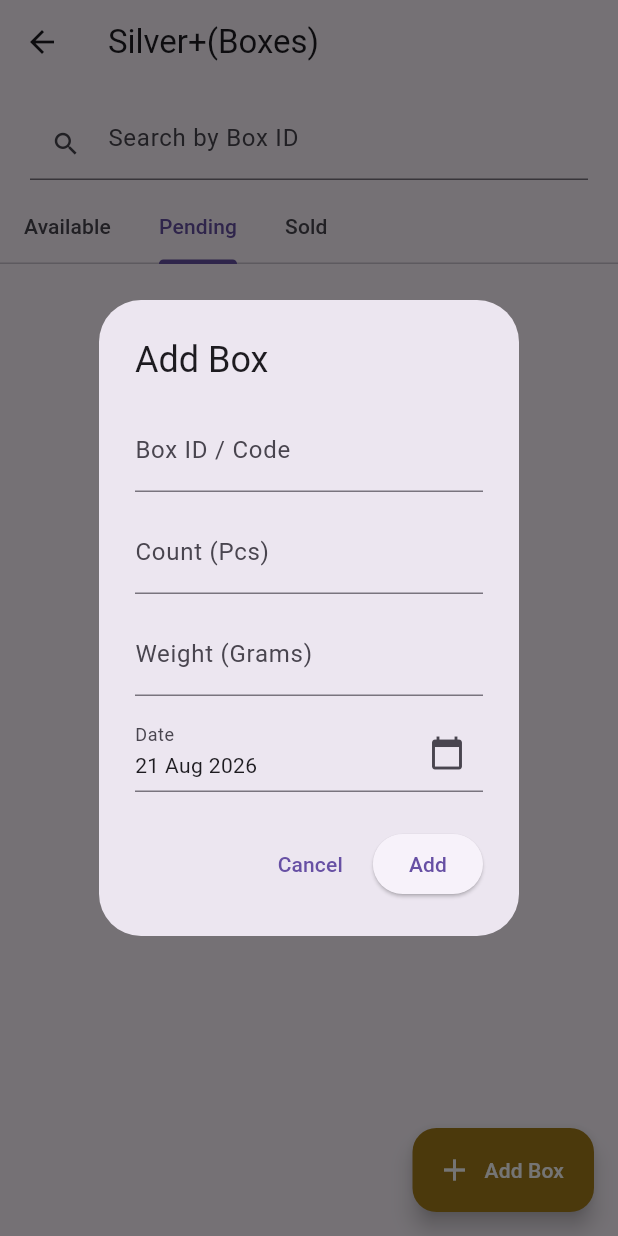
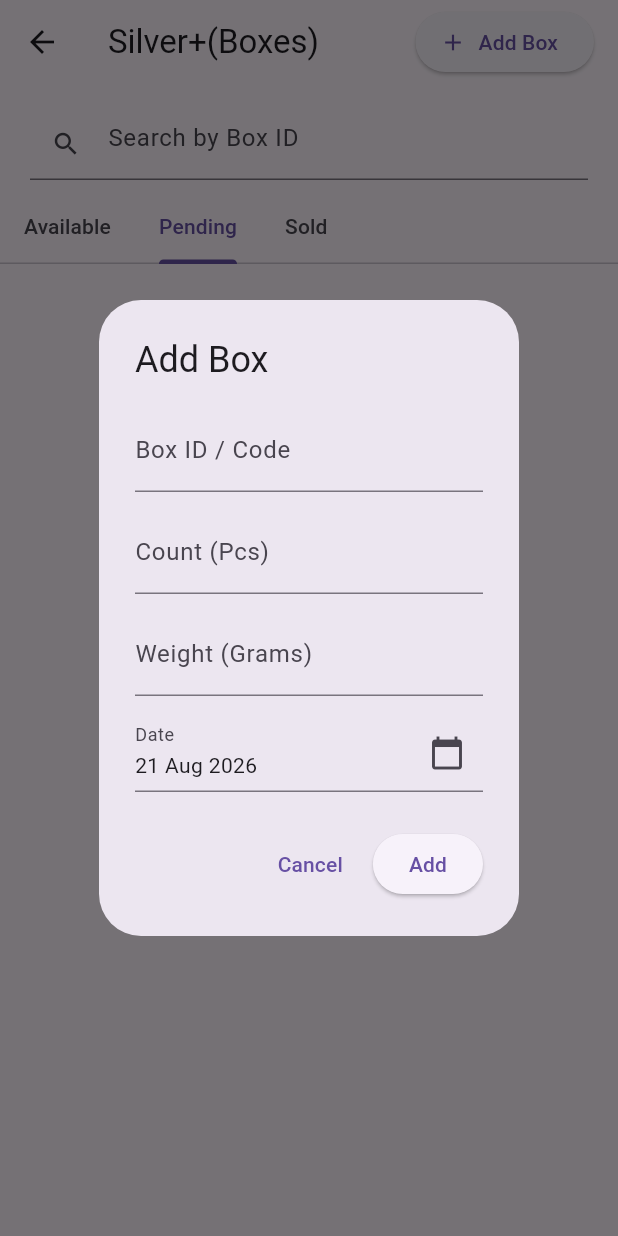
Before and after one commit to Suryaeshwaran/jewel_stock, a Flutter app: the SilverPlusScreen screen opened directly, tab 2 chosen, after a tap on "Add Box", on a phone screen of 412 x 824 dp. Run offline on Flutter 3.47's test engine with Material 3 defaults, Android fonts, the phone set to English and light mode, and no system bars; our stand-ins replace drift, file_picker; accounts and stored records are empty; generated files the repository leaves out were written again.

Commit message:
feat(silver-plus): add live total-weight footer to all 3 tabs, move Add Box FAB to AppBar

```diff
--- a/lib/features/silver_plus/presentation/screens/silver_plus_screen.dart
+++ b/lib/features/silver_plus/presentation/screens/silver_plus_screen.dart
@@ -270,13 +270,18 @@ class _SilverPlusScreenState extends State<SilverPlusScreen>
   @override
   Widget build(BuildContext context) {
     return Scaffold(
-      appBar: AppBar(title: const Text('Silver+(Boxes)')),
-      floatingActionButton: FloatingActionButton.extended(
-        backgroundColor: AppColors.gold,
-        foregroundColor: AppColors.onGold,
-        icon: const Icon(Icons.add),
+      appBar: AppBar(
+        title: const Text('Silver+(Boxes)'),
+        actions: [
+          Padding(
+            padding: const EdgeInsets.only(right: 16),
+            child: ElevatedButton.icon(
+              onPressed: _addBox,
+              icon: const Icon(Icons.add, size: 18),
               label: const Text('Add Box'),
-        onPressed: _addBox,
+            ),
+          ),
+        ],
       ),
       body: Column(
         children: [
@@ -361,8 +366,13 @@ class _AvailableTab extends StatelessWidget {
           );
         }
 
-        return ListView.separated(
-          padding: const EdgeInsets.fromLTRB(20, 12, 20, 96),
+        final totalWeight = boxes.fold<double>(0, (sum, b) => sum + b.weightGrams);
+
+        return Column(
+          children: [
+            Expanded(
+              child: ListView.separated(
+                padding: const EdgeInsets.fromLTRB(20, 12, 20, 12),
                 itemCount: boxes.length,
                 separatorBuilder: (_, __) => const SizedBox(height: 10),
                 itemBuilder: (context, index) {
@@ -381,7 +391,8 @@ class _AvailableTab extends StatelessWidget {
                               flex: 3,
                               child: Text(
                                 box.boxCode,
-                          style: theme.textTheme.titleMedium?.copyWith(color: AppColors.gold),
+                                style:
+                                    theme.textTheme.titleMedium?.copyWith(color: AppColors.gold),
                               ),
                             ),
                             Expanded(
@@ -420,6 +431,10 @@ class _AvailableTab extends StatelessWidget {
                     ),
                   );
                 },
+              ),
+            ),
+            _TotalWeightBar(totalWeight: totalWeight),
+          ],
         );
       },
     );
@@ -471,8 +486,13 @@ class _PendingTab extends StatelessWidget {
           );
         }
 
-        return ListView.separated(
-          padding: const EdgeInsets.fromLTRB(20, 12, 20, 20),
+        final totalWeight = rows.fold<double>(0, (sum, r) => sum + r.weightGrams);
+
+        return Column(
+          children: [
+            Expanded(
+              child: ListView.separated(
+                padding: const EdgeInsets.fromLTRB(20, 12, 20, 12),
                 itemCount: rows.length,
                 separatorBuilder: (_, __) => const SizedBox(height: 10),
                 itemBuilder: (context, index) {
@@ -491,7 +511,8 @@ class _PendingTab extends StatelessWidget {
                               flex: 3,
                               child: Text(
                                 row.boxCode,
-                          style: theme.textTheme.titleMedium?.copyWith(color: AppColors.gold),
+                                style:
+                                    theme.textTheme.titleMedium?.copyWith(color: AppColors.gold),
                               ),
                             ),
                             Expanded(
@@ -542,6 +563,10 @@ class _PendingTab extends StatelessWidget {
                     ),
                   );
                 },
+              ),
+            ),
+            _TotalWeightBar(totalWeight: totalWeight),
+          ],
         );
       },
     );
@@ -576,8 +601,13 @@ class _SoldTab extends StatelessWidget {
           );
         }
 
-        return ListView.separated(
-          padding: const EdgeInsets.fromLTRB(20, 12, 20, 20),
+        final totalWeight = rows.fold<double>(0, (sum, r) => sum + r.weightGrams);
+
+        return Column(
+          children: [
+            Expanded(
+              child: ListView.separated(
+                padding: const EdgeInsets.fromLTRB(20, 12, 20, 12),
                 itemCount: rows.length,
                 separatorBuilder: (_, __) => const SizedBox(height: 10),
                 itemBuilder: (context, index) {
@@ -596,7 +626,8 @@ class _SoldTab extends StatelessWidget {
                               flex: 3,
                               child: Text(
                                 row.boxCode,
-                          style: theme.textTheme.titleMedium?.copyWith(color: AppColors.gold),
+                                style:
+                                    theme.textTheme.titleMedium?.copyWith(color: AppColors.gold),
                               ),
                             ),
                             Expanded(
@@ -636,8 +667,46 @@ class _SoldTab extends StatelessWidget {
                     ),
                   );
                 },
+              ),
+            ),
+            _TotalWeightBar(totalWeight: totalWeight),
+          ],
         );
       },
+    );
+  }
+}
+
+/// Sticky footer bar showing the live total weight of whatever's
+/// currently listed above it (respects search filtering). Same style
+/// as the Old Silver / Ornaments total bars.
+class _TotalWeightBar extends StatelessWidget {
+  const _TotalWeightBar({required this.totalWeight});
+
+  final double totalWeight;
+
+  @override
+  Widget build(BuildContext context) {
+    return Container(
+      width: double.infinity,
+      padding: const EdgeInsets.symmetric(horizontal: 20, vertical: 16),
+      decoration: BoxDecoration(
+        color: AppColors.surfaceMuted,
+        border: Border(top: BorderSide(color: AppColors.borderSubtle)),
+      ),
+      child: Row(
+        mainAxisAlignment: MainAxisAlignment.spaceBetween,
+        children: [
+          Text('Total Weight', style: Theme.of(context).textTheme.titleMedium),
+          Text(
+            '${totalWeight.toStringAsFixed(2)}g',
+            style: Theme.of(context).textTheme.titleLarge?.copyWith(
+                  color: AppColors.gold,
+                  fontWeight: FontWeight.w700,
+                ),
+          ),
+        ],
+      ),
     );
   }
 }
```
Lines whose indentation alone changed are shown as unchanged.
